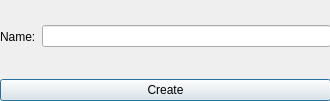
Qt form client/ui/createChat.ui (apat1n/vAU) before a commit.
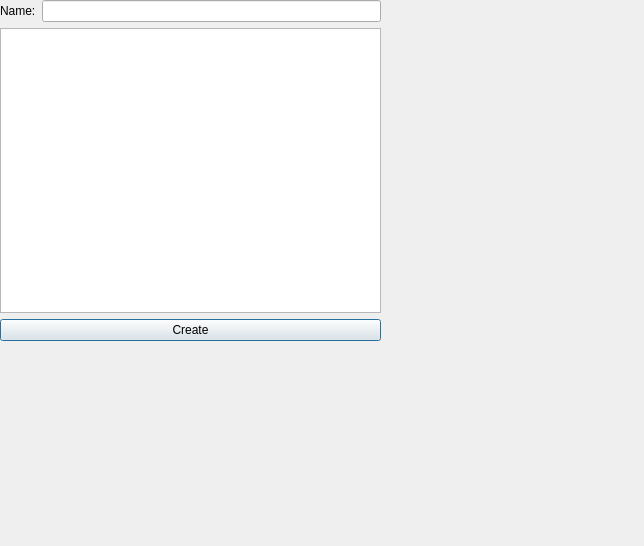
The same form after that commit.

Diff of the .ui file:
```diff
--- a/client/ui/createChat.ui
+++ b/client/ui/createChat.ui
@@ -6,8 +6,8 @@
    <rect>
     <x>0</x>
     <y>0</y>
-    <width>330</width>
-    <height>101</height>
+    <width>644</width>
+    <height>546</height>
    </rect>
   </property>
   <property name="windowTitle">
@@ -18,28 +18,35 @@
     <rect>
      <x>0</x>
      <y>0</y>
-     <width>331</width>
-     <height>101</height>
+     <width>381</width>
+     <height>341</height>
     </rect>
    </property>
-   <layout class="QGridLayout" name="gridLayout">
-    <item row="2" column="0" colspan="2">
+   <layout class="QVBoxLayout" name="verticalLayout">
+    <item>
+     <layout class="QHBoxLayout" name="horizontalLayout_2">
+      <item>
+       <widget class="QLabel" name="Name">
+        <property name="text">
+         <string>Name:</string>
+        </property>
+       </widget>
+      </item>
+      <item>
+       <widget class="QLineEdit" name="chatName"/>
+      </item>
+     </layout>
+    </item>
+    <item>
+     <widget class="QListWidget" name="avaliableUsers"/>
+    </item>
+    <item>
      <widget class="QPushButton" name="createChat">
       <property name="text">
        <string>Create</string>
       </property>
      </widget>
     </item>
-    <item row="0" column="0" rowspan="2">
-     <widget class="QLabel" name="Name">
-      <property name="text">
-       <string>Name:</string>
-      </property>
-     </widget>
-    </item>
-    <item row="0" column="1" rowspan="2">
-     <widget class="QLineEdit" name="chatName"/>
-    </item>
    </layout>
   </widget>
  </widget>
```
Left out of the diff: 2 changed lines with no effect on the pictures.
